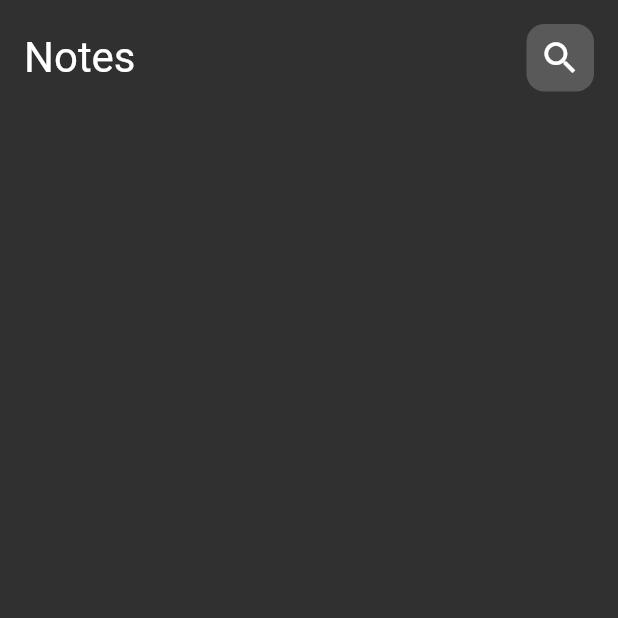
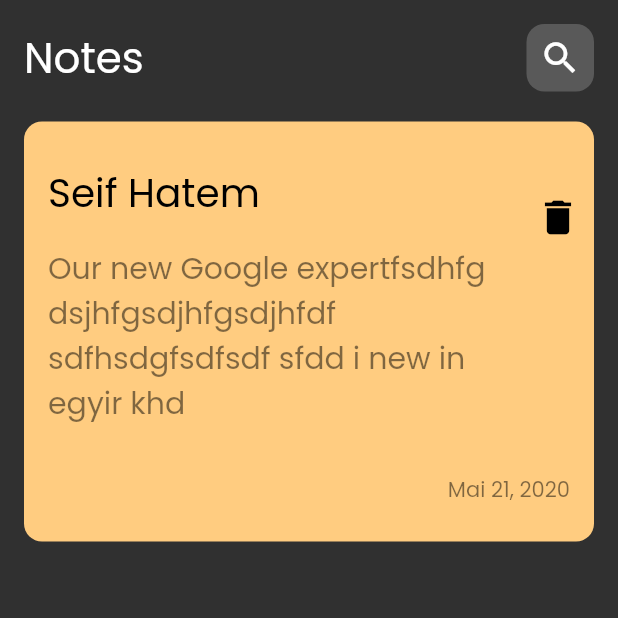
Before and after one commit to SaifHatem/notes_app, a Flutter app: the screen it shows after launch, on a phone screen of 412 x 824 dp, the top half of it. Run offline on Flutter 3.47's test engine with Material 3 defaults, Android fonts, the phone set to English and light mode, and no system bars.

Commit message:
create custom note item

```diff
--- a/lib/main.dart
+++ b/lib/main.dart
@@ -14,6 +14,7 @@ class NotesApp extends StatelessWidget {
       debugShowCheckedModeBanner: false,
       theme: ThemeData(
         brightness: Brightness.dark,
+        fontFamily: 'Poppins',
         useMaterial3: false,
       ),
       routes: {
--- /dev/null
+++ b/lib/widgets/custom_note_item.dart
@@ -0,0 +1,57 @@
+import 'package:flutter/material.dart';
+
+class CustomNoteItem extends StatelessWidget {
+  const CustomNoteItem({
+    super.key,
+  });
+
+  @override
+  Widget build(BuildContext context) {
+    return Container(
+      padding: const EdgeInsets.only(top: 24, bottom: 24, left: 16),
+      width: double.infinity,
+      decoration: BoxDecoration(
+        color: const Color(0xffFFcc80),
+        borderRadius: BorderRadius.circular(12),
+      ),
+      child: Column(
+        crossAxisAlignment: CrossAxisAlignment.end,
+        mainAxisAlignment: MainAxisAlignment.spaceAround,
+        children: [
+          ListTile(
+            contentPadding: const EdgeInsets.all(0),
+            title: const Text(
+              'Seif Hatem',
+              style: TextStyle(color: Colors.black, fontSize: 26),
+            ),
+            subtitle: Padding(
+              padding: const EdgeInsets.symmetric(vertical: 16.0),
+              child: Text(
+                'Our new Google expertfsdhfgdsjhfgsdjhfgsdjhfdf sdfhsdgfsdfsdf sfdd i new in egyir khd',
+                style: TextStyle(
+                    color: Colors.black.withOpacity(.5), fontSize: 20),
+              ),
+            ),
+            trailing: IconButton(
+                onPressed: () {},
+                icon: const Icon(
+                  Icons.delete,
+                  color: Colors.black,
+                  size: 30,
+                )),
+          ),
+          Padding(
+            padding: const EdgeInsets.only(right: 16.0, top: 12),
+            child: Text(
+              'Mai 21, 2020',
+              style: TextStyle(
+                color: Colors.black.withOpacity(.5),
+                fontSize: 14,
+              ),
+            ),
+          ),
+        ],
+      ),
+    );
+  }
+}
--- a/lib/widgets/notes_view_body.dart
+++ b/lib/widgets/notes_view_body.dart
@@ -1,5 +1,6 @@
 import 'package:flutter/material.dart';
 import 'package:notes_app/widgets/custom_app_bar.dart';
+import 'package:notes_app/widgets/custom_note_item.dart';
 
 class NotesViewBody extends StatelessWidget {
   const NotesViewBody({super.key});
@@ -11,6 +12,8 @@ class NotesViewBody extends StatelessWidget {
       child: Column(
         children: [
           CustomAppBar(),
+          SizedBox(height: 20),
+          CustomNoteItem(),
         ],
       ),
     );
```
Also changed, not shown: pubspec.yaml (+6 -10 lines), assets/fonts/Poppins-Regular.ttf (added).
